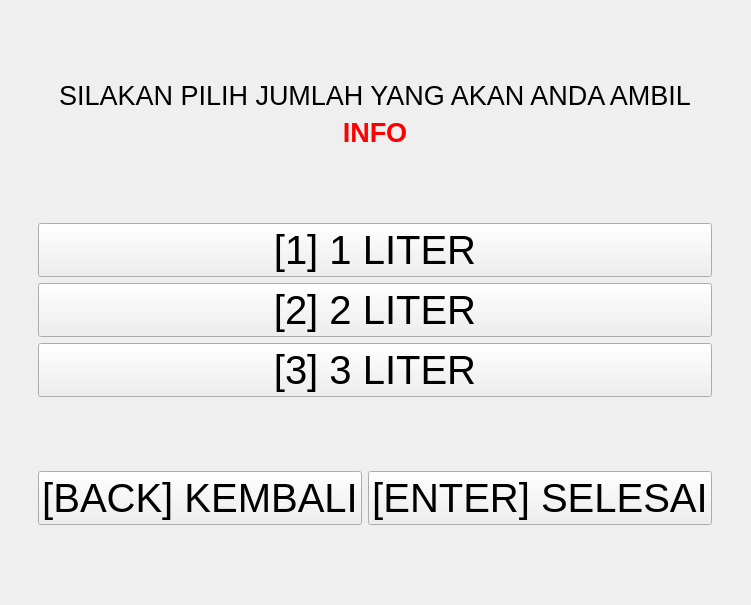
Above: ambil-beras.ui from rahmatcmos/atmb before the change. Below: the same form after it.
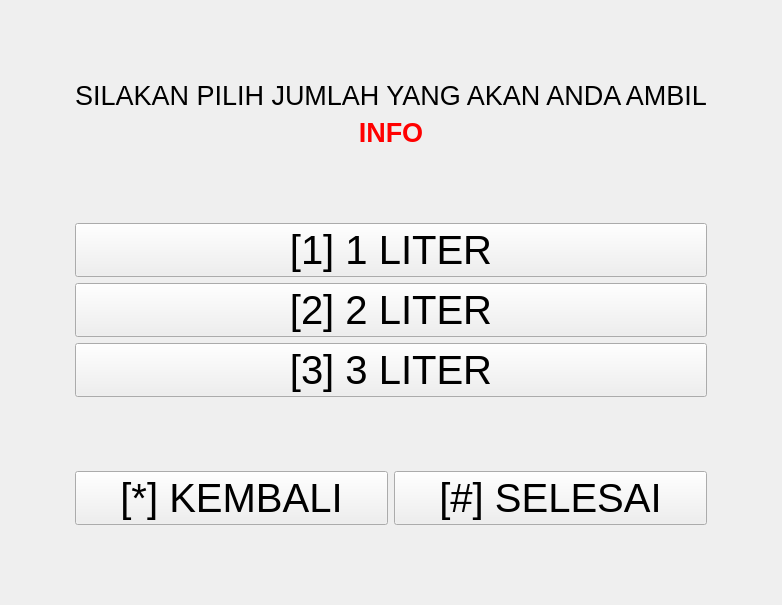
That is the form after the change.

What changed in the file:
```diff
--- a/ambil-beras.ui
+++ b/ambil-beras.ui
@@ -6,7 +6,7 @@
    <rect>
     <x>0</x>
     <y>0</y>
-    <width>751</width>
+    <width>782</width>
     <height>605</height>
    </rect>
   </property>
@@ -73,7 +73,7 @@
         </font>
        </property>
        <property name="text">
-        <string>[BACK] KEMBALI</string>
+        <string>[*] KEMBALI</string>
        </property>
       </widget>
      </item>
@@ -85,7 +85,7 @@
         </font>
        </property>
        <property name="text">
-        <string>[ENTER] SELESAI</string>
+        <string>[#] SELESAI</string>
        </property>
       </widget>
      </item>
```
